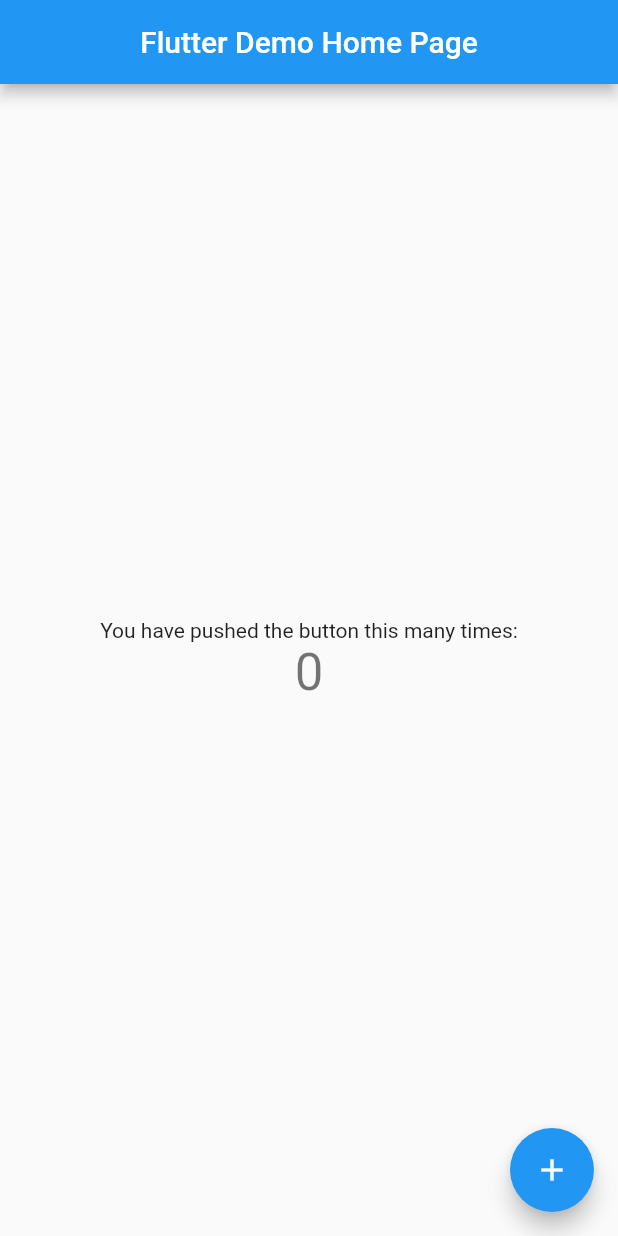
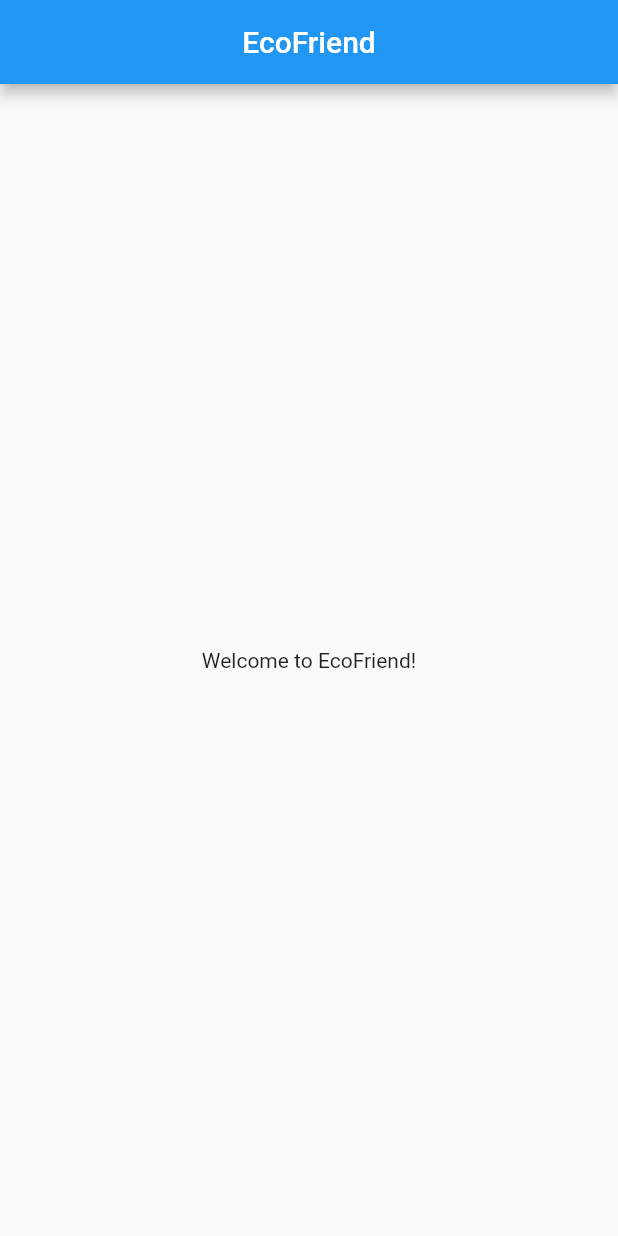
Before and after one commit to Borumer/EcoFriend, a Flutter app: the screen it shows after launch, on a phone screen of 412 x 824 dp. Run offline on Flutter 3.47's test engine with Material 2 defaults, Android fonts, the phone set to English and light mode, and no system bars.

Commit message:
Get rid of unnecessary code

```diff
--- a/lib/main.dart
+++ b/lib/main.dart
@@ -9,33 +9,15 @@ class MyApp extends StatelessWidget {
     return MaterialApp(
       title: 'Flutter Demo',
       theme: ThemeData(
-        // This is the theme of your application.
-        //
-        // Try running your application with "flutter run". You'll see the
-        // application has a blue toolbar. Then, without quitting the app, try
-        // changing the primarySwatch below to Colors.green and then invoke
-        // "hot reload" (press "r" in the console where you ran "flutter run",
-        // or simply save your changes to "hot reload" in a Flutter IDE).
-        // Notice that the counter didn't reset back to zero; the application
-        // is not restarted.
         primarySwatch: Colors.blue,
       ),
-      home: MyHomePage(title: 'Flutter Demo Home Page'),
+      home: MyHomePage(title: 'EcoFriend'),
     );
   }
 }
 
 class MyHomePage extends StatefulWidget {
   MyHomePage({Key key, this.title}) : super(key: key);
-
-  // This widget is the home page of your application. It is stateful, meaning
-  // that it has a State object (defined below) that contains fields that affect
-  // how it looks.
-
-  // This class is the configuration for the state. It holds the values (in this
-  // case the title) provided by the parent (in this case the App widget) and
-  // used by the build method of the State. Fields in a Widget subclass are
-  // always marked "final".
 
   final String title;
 
@@ -44,68 +26,51 @@ class MyHomePage extends StatefulWidget {
 }
 
 class _MyHomePageState extends State<MyHomePage> {
-  int _counter = 0;
 
   void _incrementCounter() {
     setState(() {
-      // This call to setState tells the Flutter framework that something has
-      // changed in this State, which causes it to rerun the build method below
-      // so that the display can reflect the updated values. If we changed
-      // _counter without calling setState(), then the build method would not be
-      // called again, and so nothing would appear to happen.
-      _counter++;
+
     });
   }
 
   @override
   Widget build(BuildContext context) {
-    // This method is rerun every time setState is called, for instance as done
-    // by the _incrementCounter method above.
-    //
-    // The Flutter framework has been optimized to make rerunning build methods
-    // fast, so that you can just rebuild anything that needs updating rather
-    // than having to individually change instances of widgets.
     return Scaffold(
       appBar: AppBar(
-        // Here we take the value from the MyHomePage object that was created by
-        // the App.build method, and use it to set our appbar title.
         title: Center(child:(Text(widget.title))),
       ),
       body: Center(
-        // Center is a layout widget. It takes a single child and positions it
-        // in the middle of the parent.
         child: Column(
-          // Column is also a layout widget. It takes a list of children and
-          // arranges them vertically. By default, it sizes itself to fit its
-          // children horizontally, and tries to be as tall as its parent.
-          //
-          // Invoke "debug painting" (press "p" in the console, choose the
-          // "Toggle Debug Paint" action from the Flutter Inspector in Android
-          // Studio, or the "Toggle Debug Paint" command in Visual Studio Code)
-          // to see the wireframe for each widget.
-          //
-          // Column has various properties to control how it sizes itself and
-          // how it positions its children. Here we use mainAxisAlignment to
-          // center the children vertically; the main axis here is the vertical
-          // axis because Columns are vertical (the cross axis would be
-          // horizontal).
           mainAxisAlignment: MainAxisAlignment.center,
           children: <Widget>[
             Text(
-              'You have pushed the button this many times:',
+              'Welcome to EcoFriend!',
             ),
-            Text(
-              '$_counter',
-              style: Theme.of(context).textTheme.display1,
-            ),
+
           ],
         ),
       ),
-      floatingActionButton: FloatingActionButton(
-        onPressed: _incrementCounter,
-        tooltip: 'Increment',
-        child: Icon(Icons.add),
-      ), // This trailing comma makes auto-formatting nicer for build methods.
+    );
+  }
+
+  Column _buildButtonColumn(Color color, IconData icon, String label) {
+    return Column(
+      mainAxisSize: MainAxisSize.min,
+      mainAxisAlignment: MainAxisAlignment.center,
+      children: [
+        Icon(icon, color: color),
+        Container(
+          margin: const EdgeInsets.only(top: 8),
+          child: Text(
+            label,
+            style: TextStyle(
+              fontSize: 12,
+              fontWeight: FontWeight.w400,
+              color: color,
+            ),
+          ),
+        ),
+      ],
     );
   }
 }
```
